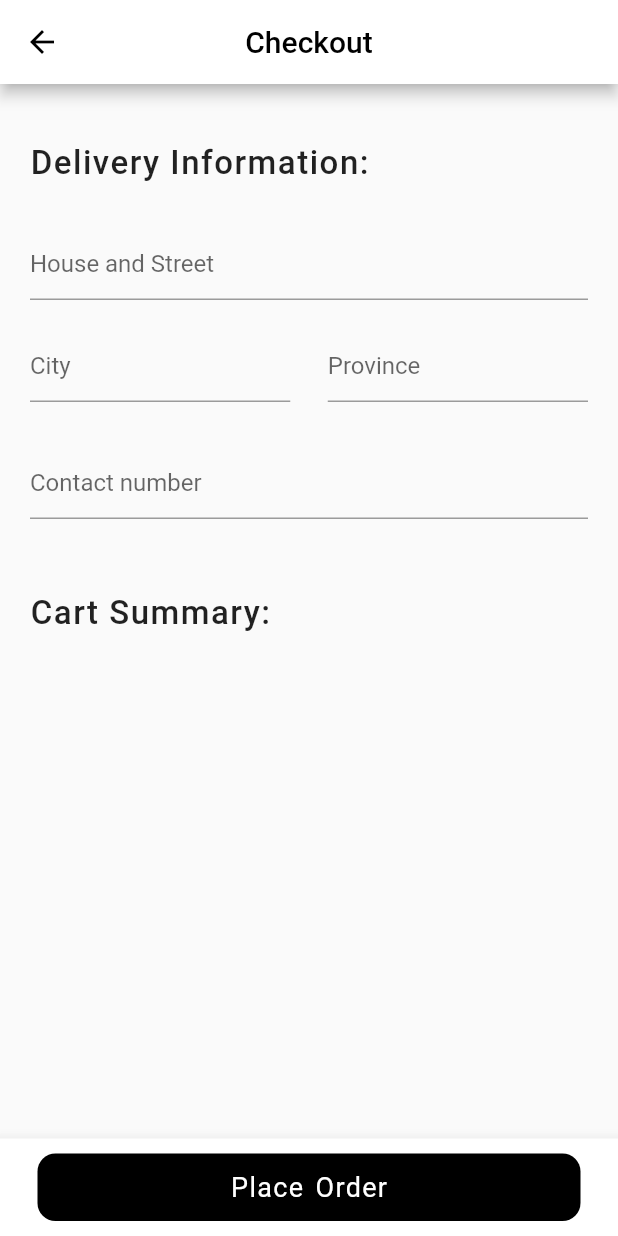
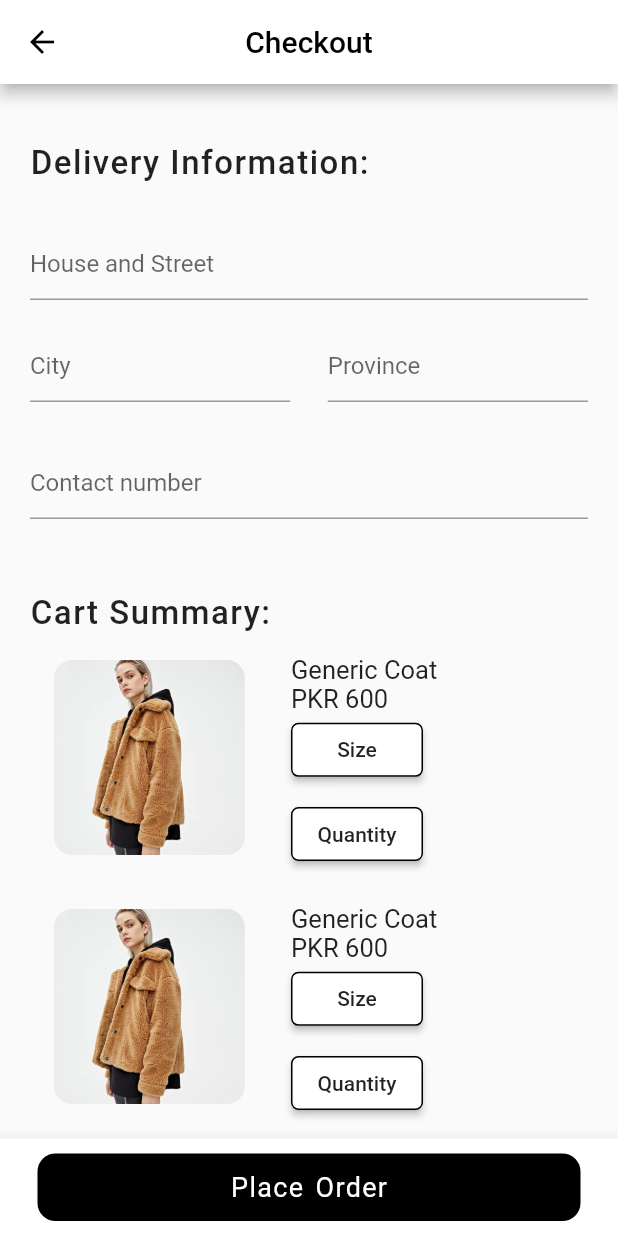
Before and after one commit to JibKh/Group-3-Maneeha-s-Application, a Flutter app: the Checkout screen opened directly, on a phone screen of 412 x 824 dp. Run offline on Flutter 3.47's test engine with Material 2 defaults, Android fonts, the phone set to English and light mode, and no system bars; our stand-ins replace carousel_pro, cloud_firestore, firebase_auth, firebase_storage, flutter_spinkit, fluttertoast and 1 more; missing offline and left inert: flutter_statusbarcolor; accounts and stored records are empty.

Commit message:
Jibran productDescription Carousel and checkout UI

```diff
--- a/lib/pages/cart.dart
+++ b/lib/pages/cart.dart
@@ -37,7 +37,7 @@ class _ShoppingCartState extends State<ShoppingCart> {
 
       // ================= START LIST VIEW =================
       body: ListView.builder(
-        itemCount: 2,
+        itemCount: 7,
         // Calls the same function to make the details of one product
         itemBuilder: (BuildContext context, int index) {
           return BuildCard(
--- a/lib/pages/checkout.dart
+++ b/lib/pages/checkout.dart
@@ -8,12 +8,9 @@ class Checkout extends StatelessWidget {
   @override
   Widget build(BuildContext context) {
     return Scaffold(
-
-      // AppBar starts
       appBar: AppBar(
         leading: BackButton(
           color: Colors.black,
-          //on pressing the back button, the user returns to the previous screen
           onPressed: () {
             Navigator.of(context).pop();
           },
@@ -27,15 +24,10 @@ class Checkout extends StatelessWidget {
         centerTitle: true,
         backgroundColor: Colors.white,
       ),
-      // AppBar ends
 
       body: SingleChildScrollView(
-        //container starts
-        child: Container(
         child: Padding(
           padding: EdgeInsets.all(20),
-
-            //column starts
           child: Column(
             crossAxisAlignment: CrossAxisAlignment.center,
             mainAxisAlignment: MainAxisAlignment.start,
@@ -44,6 +36,7 @@ class Checkout extends StatelessWidget {
               Padding(padding: EdgeInsets.all(10)),
 
               // ================== START DELIVERY INFORMATION ==================
+              // Heading
               Align(
                 alignment: Alignment.centerLeft,
                 child: Text(
@@ -112,6 +105,7 @@ class Checkout extends StatelessWidget {
 
               SizedBox(height: 50,),
 
+              // Heading
               Align(
                 alignment: Alignment.centerLeft,
                 child: Text(
@@ -120,16 +114,122 @@ class Checkout extends StatelessWidget {
                 ),
               ),
 
+              // ===== Start List view builder of items =====
+
+              ListView.builder(
+                  itemCount: 2,
+                  shrinkWrap: true,
+                  physics: NeverScrollableScrollPhysics(),
+                  itemBuilder: (BuildContext context, int index) {
+                    return Padding(
+                      padding: const EdgeInsets.all(8.0),
+                      child: BuildCard(
+                        prodName: 'Generic Coat',
+                        prodPrice: '600',
+                        prodSize: 'Small',
+                        prodQuantity: '2',
+                      ),
+                    );
+                  },
+                )
+                // ===== End List view builder of items =====
+              // ================== END SUMMARY ==================
             ],
-            )
-            //column ends
           ),
-        )
-        //container ends
+        ),
       ),
 
-      //bottom bar starts
+      // Bottom navigation bar
       bottomNavigationBar: BottomNavigation(),
+    );
+  }
+}
+
+class BuildCard extends StatelessWidget {
+
+  String prodName;
+  String prodPrice;
+  String prodSize;
+  String prodQuantity;
+
+  BuildCard({this.prodName, this.prodPrice, this.prodQuantity, this.prodSize});
+
+  @override
+  Widget build(BuildContext context) {
+    return Row(
+      children: <Widget>[
+
+        // IMAGE
+        Padding(
+          padding: const EdgeInsets.all(8.0),
+          child: Container(
+            alignment: Alignment(-1,0),
+            height: 130,
+            width: 150,
+            child: ClipRRect(
+              borderRadius: BorderRadius.circular(12.0),
+              child: Image.asset('images/cute-cheap-clothes-under-50.jpeg'),
+            ),
+          ),
+        ),
+
+        // INFORMATION
+        Stack(
+          children: <Widget>[
+            // NAME
+            Container(
+              height: 150,
+              child: Align(
+                alignment: Alignment(0,-0.9),
+                child: Text('Generic Coat', style: TextStyle(fontSize: 17,)),
+              ),
+            ),
+
+            // PRICE
+            Container(
+              height: 150,
+              child: Align(
+                alignment: Alignment(0,-0.6),
+                child: Text('PKR 600', style: TextStyle(fontSize: 17,)),
+              ),
+            ),
+
+            // SIZE
+            Container(
+              height: 150,
+              child: Align(
+                alignment: Alignment(0,-0.1),
+                child: RaisedButton(
+                  shape: new RoundedRectangleBorder(
+                      borderRadius: new BorderRadius.circular(5),
+                      side: BorderSide(color: Colors.black)
+                  ),
+                  color: Colors.white,
+                  child: Text('Size'),
+                  onPressed: (){},
+                ),
+              ),
+            ),
+
+            // QUANTITY
+            Container(
+              height: 150,
+              child: Align(
+                alignment: Alignment(0,1),
+                child: RaisedButton(
+                  shape: new RoundedRectangleBorder(
+                    borderRadius: new BorderRadius.circular(5),
+                    side: BorderSide(color: Colors.black)
+                  ),
+                  color: Colors.white,
+                  child: Text('Quantity'),
+                  onPressed: (){},
+                ),
+              ),
+            ),
+          ],
+        ),
+      ],
     );
   }
 }
```
Also changed, not shown: lib/pages/productDetails.dart (+45 -31 lines), lib/util/gridProducts.dart (+7 -4 lines). Lines whose indentation alone changed are shown as unchanged.
